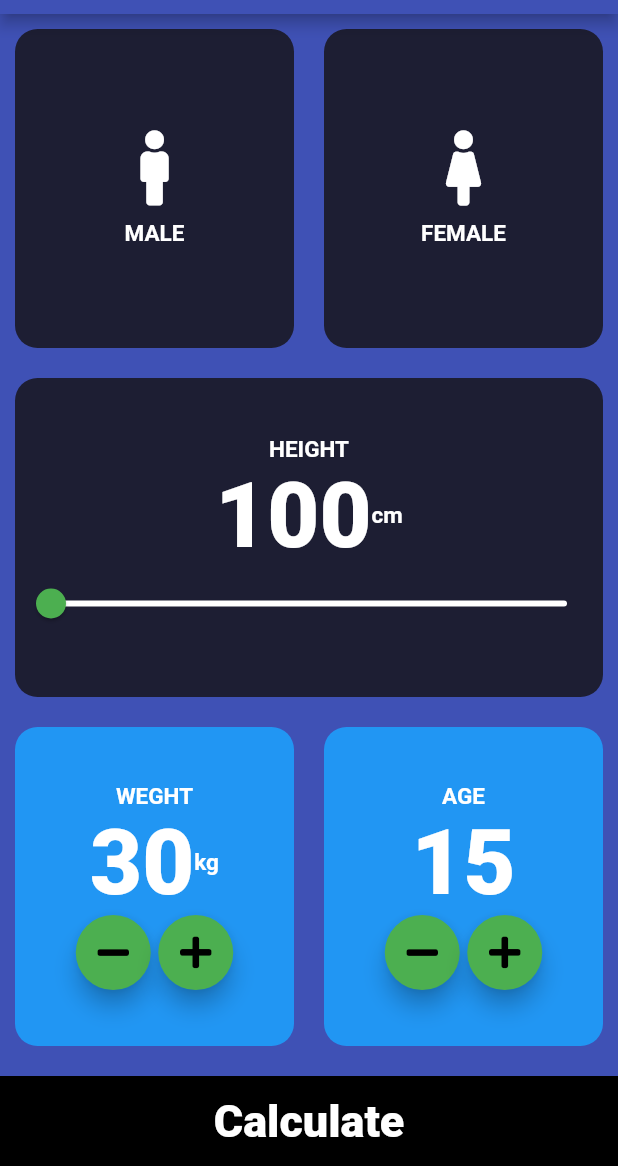
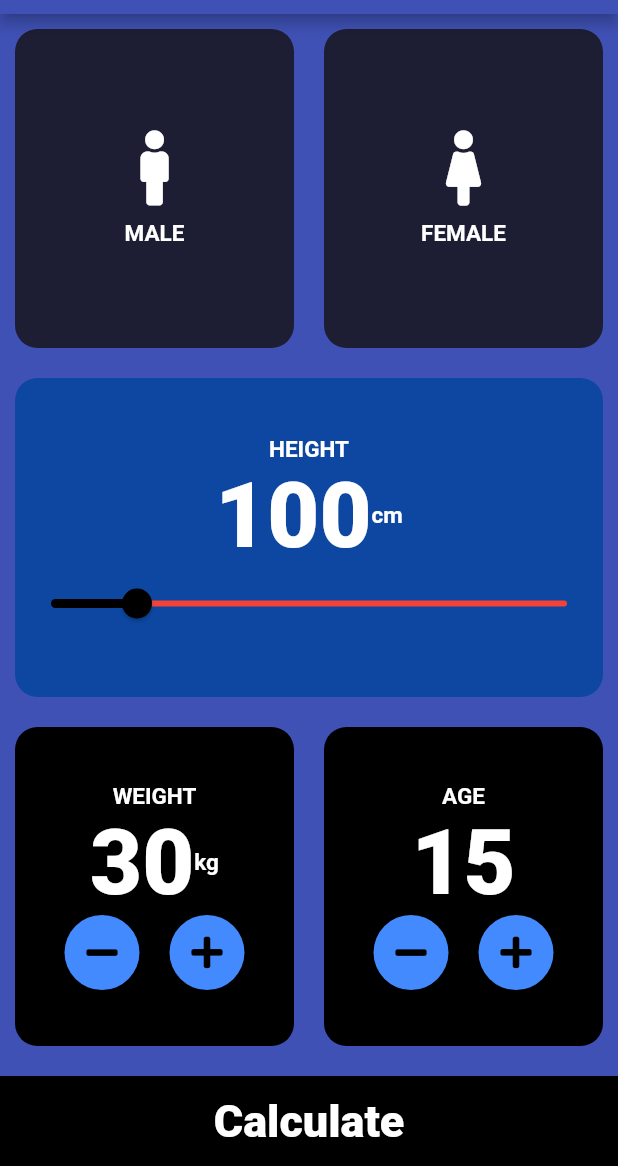
Before and after one commit to Hafizusmanjaved/BMI-calculator-Application, a Flutter app: the screen it shows after launch, on a phone screen of 412 x 824 dp, the part 70-1236 px from its top. Run offline on Flutter 3.47's test engine with Material 2 defaults, Android fonts, the phone set to English and light mode, and no system bars; our stand-ins replace flutter_spinkit, font_awesome_flutter.

Commit message:
Slider and Plus minus button changed

```diff
--- a/lib/Input_Page.dart
+++ b/lib/Input_Page.dart
@@ -86,7 +86,7 @@ class _InputPageState extends State<InputPage> {
               children: [
                 Expanded(
                   child: Repeate_contanier(
-                    colors: Color(0xFF1D1E33),
+                    colors: Colors.blue[900],
                     cardWidge: Column(
                       mainAxisAlignment: MainAxisAlignment.center,
                       children: [
@@ -106,10 +106,10 @@ class _InputPageState extends State<InputPage> {
                         ),
                         Slider(
                           value: slider_height.toDouble(),
-                          min: 100.0,
-                          max: 230.0,
-                          activeColor: Colors.green,
-                          inactiveColor: Colors.white,
+                          min: 70.0,
+                          max: 250.0,
+                          activeColor: Colors.black,
+                          inactiveColor: Colors.red,
                           onChanged: (double newvalue) {
                             setState(() {
                               slider_height = newvalue.round();
@@ -132,7 +132,7 @@ class _InputPageState extends State<InputPage> {
                       mainAxisAlignment: MainAxisAlignment.center,
                       children: [
                         Text(
-                          'WEGHT',
+                          'WEIGHT',
                           style: ConstentTextLabel,
                         ),
                         Row(
@@ -159,7 +159,7 @@ class _InputPageState extends State<InputPage> {
                                 });
                               },
                             ),
-                            SizedBox(width: 5),
+                            SizedBox(width: 20),
                             RoundIcon(
                               icondata: FontAwesomeIcons.plus,
                               onPress: () {
@@ -172,7 +172,7 @@ class _InputPageState extends State<InputPage> {
                         )
                       ],
                     ),
-                    colors: Colors.blue,
+                    colors: Colors.black,
                   ),
                 ),
                 Expanded(
@@ -193,7 +193,7 @@ class _InputPageState extends State<InputPage> {
                                   });
                                 },
                               ),
-                              SizedBox(width: 5),
+                              SizedBox(width: 20),
                               RoundIcon(
                                 icondata: FontAwesomeIcons.plus,
                                 onPress: () {
@@ -206,7 +206,7 @@ class _InputPageState extends State<InputPage> {
                           )
                         ],
                       ),
-                      colors: Colors.blue),
+                      colors: Colors.black),
                 ),
               ],
             ),
@@ -259,7 +259,7 @@ class RoundIcon extends StatelessWidget {
       elevation: 6,
       constraints: BoxConstraints.tightFor(height: 50.0, width: 50.0),
       shape: CircleBorder(),
-      fillColor: Colors.green,
+      fillColor: Colors.blueAccent,
     );
   }
 }
```
